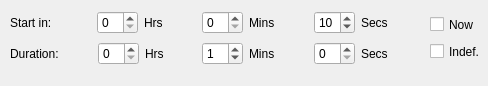
Above: AcqTimedParams.ui from acorver/SpikeGL before the change. Below: the same form after it.
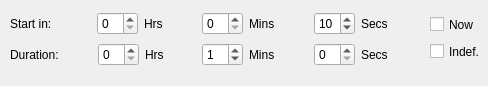
That is the form after the change.

The edit to the form file:
```diff
--- a/AcqTimedParams.ui
+++ b/AcqTimedParams.ui
@@ -21,10 +21,10 @@
      <x>10</x>
      <y>11</y>
      <width>411</width>
-     <height>23</height>
+     <height>25</height>
     </rect>
    </property>
-   <layout class="QHBoxLayout" >
+   <layout class="QHBoxLayout" name="hbox1" >
     <item>
      <widget class="QLabel" name="startLbl" >
       <property name="text" >
@@ -163,10 +163,10 @@
      <x>10</x>
      <y>42</y>
      <width>411</width>
-     <height>23</height>
+     <height>25</height>
     </rect>
    </property>
-   <layout class="QHBoxLayout" >
+   <layout class="QHBoxLayout" name="hbox2" >
     <item>
      <widget class="QLabel" name="durLbl" >
       <property name="text" >
```
Left out of the diff: 16 changed lines with no effect on the pictures.
